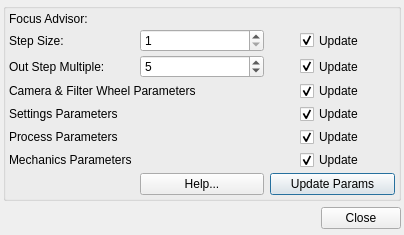
Qt form kstars/ekos/focus/advisor.ui (KDE/kstars) before a commit.
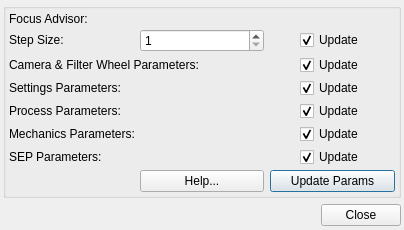
The same form after that commit.

```diff
--- a/kstars/ekos/focus/advisor.ui
+++ b/kstars/ekos/focus/advisor.ui
@@ -7,7 +7,7 @@
     <x>0</x>
     <y>0</y>
     <width>404</width>
-    <height>235</height>
+    <height>230</height>
    </rect>
   </property>
   <property name="windowTitle">
@@ -47,69 +47,23 @@
       <property name="verticalSpacing">
        <number>3</number>
       </property>
-      <item row="2" column="2" alignment="Qt::AlignHCenter">
-       <widget class="QCheckBox" name="focusAdvOutStepMultiple">
-        <property name="sizePolicy">
-         <sizepolicy hsizetype="Preferred" vsizetype="Preferred">
-          <horstretch>0</horstretch>
-          <verstretch>0</verstretch>
-         </sizepolicy>
-        </property>
-        <property name="text">
-         <string>Update</string>
-        </property>
-        <property name="checked">
-         <bool>true</bool>
-        </property>
-       </widget>
-      </item>
       <item row="3" column="0" colspan="2">
-       <widget class="QLabel" name="focusAdvCameraLabel">
-        <property name="text">
-         <string>Camera &amp; Filter Wheel Parameters</string>
-        </property>
-       </widget>
-      </item>
-      <item row="2" column="0">
-       <widget class="QLabel" name="focusAdvOutStepMultLabel">
-        <property name="toolTip">
-         <string>&lt;html&gt;&lt;head/&gt;&lt;body&gt;&lt;p&gt;A good figure to start with is 5. An exception is if you have a scope with a central obstruction that turns stars to donuts when they are out of focus. When this happens the system will struggle to identify stars correctly. To avoid this situation reduce either the step size or the number of steps.&lt;/p&gt;&lt;p&gt;To check this situation, start at focus and move away by &amp;quot;step size&amp;quot; * &amp;quot;number of steps&amp;quot; steps. Take a focus frame and zoom in on the fitsviewer to see whether stars appear as stars or donuts.&lt;/p&gt;&lt;/body&gt;&lt;/html&gt;</string>
-        </property>
-        <property name="text">
-         <string>Out Step Multiple:</string>
-        </property>
-        <property name="buddy">
-         <cstring>focusAdvOutStepMult</cstring>
-        </property>
-       </widget>
-      </item>
-      <item row="1" column="2" alignment="Qt::AlignHCenter">
-       <widget class="QCheckBox" name="focusAdvStepSize">
-        <property name="sizePolicy">
-         <sizepolicy hsizetype="Preferred" vsizetype="Preferred">
-          <horstretch>0</horstretch>
-          <verstretch>0</verstretch>
-         </sizepolicy>
-        </property>
-        <property name="text">
-         <string>Update</string>
-        </property>
-        <property name="checked">
-         <bool>true</bool>
-        </property>
-       </widget>
-      </item>
-      <item row="4" column="0" colspan="2">
        <widget class="QLabel" name="focusAdvSettingsLabel">
+        <property name="sizePolicy">
+         <sizepolicy hsizetype="Preferred" vsizetype="Fixed">
+          <horstretch>0</horstretch>
+          <verstretch>0</verstretch>
+         </sizepolicy>
+        </property>
         <property name="text">
-         <string>Settings Parameters</string>
+         <string>Settings Parameters:</string>
         </property>
        </widget>
       </item>
-      <item row="6" column="2" alignment="Qt::AlignHCenter">
-       <widget class="QCheckBox" name="focusAdvMechanicsTab">
+      <item row="4" column="2" alignment="Qt::AlignHCenter">
+       <widget class="QCheckBox" name="focusAdvProcessTab">
         <property name="sizePolicy">
-         <sizepolicy hsizetype="Preferred" vsizetype="Preferred">
+         <sizepolicy hsizetype="Preferred" vsizetype="Fixed">
           <horstretch>0</horstretch>
           <verstretch>0</verstretch>
          </sizepolicy>
@@ -122,17 +76,26 @@
         </property>
        </widget>
       </item>
-      <item row="5" column="0" colspan="2">
-       <widget class="QLabel" name="focusAdvProcessLabel">
+      <item row="2" column="2" alignment="Qt::AlignHCenter">
+       <widget class="QCheckBox" name="focusAdvCamera">
+        <property name="sizePolicy">
+         <sizepolicy hsizetype="Preferred" vsizetype="Fixed">
+          <horstretch>0</horstretch>
+          <verstretch>0</verstretch>
+         </sizepolicy>
+        </property>
         <property name="text">
-         <string>Process Parameters</string>
+         <string>Update</string>
         </property>
+        <property name="checked">
+         <bool>true</bool>
+        </property>
        </widget>
       </item>
-      <item row="7" column="2">
-       <widget class="QPushButton" name="focusAdvReset">
+      <item row="3" column="2" alignment="Qt::AlignHCenter">
+       <widget class="QCheckBox" name="focusAdvSettingsTab">
         <property name="sizePolicy">
-         <sizepolicy hsizetype="Preferred" vsizetype="Preferred">
+         <sizepolicy hsizetype="Preferred" vsizetype="Fixed">
           <horstretch>0</horstretch>
           <verstretch>0</verstretch>
          </sizepolicy>
@@ -141,7 +104,10 @@
          <string>&lt;html&gt;&lt;head/&gt;&lt;body&gt;&lt;p&gt;Update Focus Parameters to Focus Advisor suggestions where the associated Update box is checked.&lt;/p&gt;&lt;/body&gt;&lt;/html&gt;</string>
         </property>
         <property name="text">
-         <string>Update Params</string>
+         <string>Update</string>
+        </property>
+        <property name="checked">
+         <bool>true</bool>
         </property>
        </widget>
       </item>
@@ -167,6 +133,19 @@
         </property>
        </widget>
       </item>
+      <item row="4" column="0" colspan="2">
+       <widget class="QLabel" name="focusAdvProcessLabel">
+        <property name="sizePolicy">
+         <sizepolicy hsizetype="Preferred" vsizetype="Fixed">
+          <horstretch>0</horstretch>
+          <verstretch>0</verstretch>
+         </sizepolicy>
+        </property>
+        <property name="text">
+         <string>Process Parameters:</string>
+        </property>
+       </widget>
+      </item>
       <item row="0" column="0" colspan="3">
        <widget class="QLabel" name="focusAdvLabel">
         <property name="text">
@@ -174,33 +153,10 @@
         </property>
        </widget>
       </item>
-      <item row="6" column="0" colspan="2">
-       <widget class="QLabel" name="focusAdvMechanicsLabel">
-        <property name="text">
-         <string>Mechanics Parameters</string>
-        </property>
-       </widget>
-      </item>
-      <item row="5" column="2" alignment="Qt::AlignHCenter">
-       <widget class="QCheckBox" name="focusAdvProcessTab">
+      <item row="6" column="2" alignment="Qt::AlignHCenter">
+       <widget class="QCheckBox" name="focusAdvSEP">
         <property name="sizePolicy">
-         <sizepolicy hsizetype="Preferred" vsizetype="Preferred">
-          <horstretch>0</horstretch>
-          <verstretch>0</verstretch>
-         </sizepolicy>
-        </property>
-        <property name="text">
-         <string>Update</string>
-        </property>
-        <property name="checked">
-         <bool>true</bool>
-        </property>
-       </widget>
-      </item>
-      <item row="3" column="2" alignment="Qt::AlignHCenter">
-       <widget class="QCheckBox" name="focusAdvCamera">
-        <property name="sizePolicy">
-         <sizepolicy hsizetype="Preferred" vsizetype="Preferred">
+         <sizepolicy hsizetype="Preferred" vsizetype="Fixed">
           <horstretch>0</horstretch>
           <verstretch>0</verstretch>
          </sizepolicy>
@@ -214,7 +170,13 @@
        </widget>
       </item>
       <item row="1" column="0">
-       <widget class="QLabel" name="label_32">
+       <widget class="QLabel" name="focusAdvStepSizeLabel">
+        <property name="sizePolicy">
+         <sizepolicy hsizetype="Preferred" vsizetype="Fixed">
+          <horstretch>0</horstretch>
+          <verstretch>0</verstretch>
+         </sizepolicy>
+        </property>
         <property name="toolTip">
          <string>&lt;html&gt;&lt;head/&gt;&lt;body&gt;&lt;p&gt;Step size can be defaulted to the Critical Focus Zone. Make sure you configure the CFZ tab to give an appropriate value for your system.&lt;/p&gt;&lt;/body&gt;&lt;/html&gt;</string>
         </property>
@@ -226,10 +188,10 @@
         </property>
        </widget>
       </item>
-      <item row="4" column="2" alignment="Qt::AlignHCenter">
-       <widget class="QCheckBox" name="focusAdvSettingsTab">
+      <item row="5" column="2" alignment="Qt::AlignHCenter">
+       <widget class="QCheckBox" name="focusAdvMechanicsTab">
         <property name="sizePolicy">
-         <sizepolicy hsizetype="Preferred" vsizetype="Preferred">
+         <sizepolicy hsizetype="Preferred" vsizetype="Fixed">
           <horstretch>0</horstretch>
           <verstretch>0</verstretch>
          </sizepolicy>
@@ -242,10 +204,52 @@
         </property>
        </widget>
       </item>
+      <item row="5" column="0" colspan="2">
+       <widget class="QLabel" name="focusAdvMechanicsLabel">
+        <property name="sizePolicy">
+         <sizepolicy hsizetype="Preferred" vsizetype="Fixed">
+          <horstretch>0</horstretch>
+          <verstretch>0</verstretch>
+         </sizepolicy>
+        </property>
+        <property name="text">
+         <string>Mechanics Parameters:</string>
+        </property>
+       </widget>
+      </item>
+      <item row="7" column="2">
+       <widget class="QPushButton" name="focusAdvReset">
+        <property name="sizePolicy">
+         <sizepolicy hsizetype="Preferred" vsizetype="Fixed">
+          <horstretch>0</horstretch>
+          <verstretch>0</verstretch>
+         </sizepolicy>
+        </property>
+        <property name="toolTip">
+         <string>&lt;html&gt;&lt;head/&gt;&lt;body&gt;&lt;p&gt;Update Focus Parameters to Focus Advisor suggestions where the associated Update box is checked.&lt;/p&gt;&lt;/body&gt;&lt;/html&gt;</string>
+        </property>
+        <property name="text">
+         <string>Update Params</string>
+        </property>
+       </widget>
+      </item>
+      <item row="2" column="0" colspan="2">
+       <widget class="QLabel" name="focusAdvCameraLabel">
+        <property name="sizePolicy">
+         <sizepolicy hsizetype="Preferred" vsizetype="Fixed">
+          <horstretch>0</horstretch>
+          <verstretch>0</verstretch>
+         </sizepolicy>
+        </property>
+        <property name="text">
+         <string>Camera &amp; Filter Wheel Parameters:</string>
+        </property>
+       </widget>
+      </item>
       <item row="7" column="1">
        <widget class="QPushButton" name="focusAdvHelp">
         <property name="sizePolicy">
-         <sizepolicy hsizetype="Preferred" vsizetype="Preferred">
+         <sizepolicy hsizetype="Preferred" vsizetype="Fixed">
           <horstretch>0</horstretch>
           <verstretch>0</verstretch>
          </sizepolicy>
@@ -258,25 +262,32 @@
         </property>
        </widget>
       </item>
-      <item row="2" column="1">
-       <widget class="QSpinBox" name="focusAdvOutStepMult">
+      <item row="6" column="0" colspan="2">
+       <widget class="QLabel" name="focusAdvSEPLabel">
         <property name="sizePolicy">
-         <sizepolicy hsizetype="Preferred" vsizetype="Preferred">
+         <sizepolicy hsizetype="Preferred" vsizetype="Fixed">
           <horstretch>0</horstretch>
           <verstretch>0</verstretch>
          </sizepolicy>
         </property>
-        <property name="toolTip">
-         <string>&lt;html&gt;&lt;head/&gt;&lt;body&gt;&lt;p&gt;A good figure to start with is 5. An exception is if you have a scope with a central obstruction that turns stars to donuts when they are out of focus. When this happens the system will struggle to identify stars correctly. To avoid this situation reduce either the step size or the number of steps.&lt;/p&gt;&lt;p&gt;To check this situation, start at focus and move away by &amp;quot;step size&amp;quot; * &amp;quot;number of steps&amp;quot; steps. Take a focus frame and zoom in on the fitsviewer to see whether stars appear as stars or donuts.&lt;/p&gt;&lt;/body&gt;&lt;/html&gt;</string>
+        <property name="text">
+         <string>SEP Parameters:</string>
         </property>
-        <property name="minimum">
-         <number>3</number>
+       </widget>
+      </item>
+      <item row="1" column="2" alignment="Qt::AlignHCenter">
+       <widget class="QCheckBox" name="focusAdvStepSize">
+        <property name="sizePolicy">
+         <sizepolicy hsizetype="Preferred" vsizetype="Fixed">
+          <horstretch>0</horstretch>
+          <verstretch>0</verstretch>
+         </sizepolicy>
         </property>
-        <property name="maximum">
-         <number>10</number>
+        <property name="text">
+         <string>Update</string>
         </property>
-        <property name="value">
-         <number>5</number>
+        <property name="checked">
+         <bool>true</bool>
         </property>
        </widget>
       </item>
```
Left out of the diff: 8 changed lines with no effect on the pictures.
